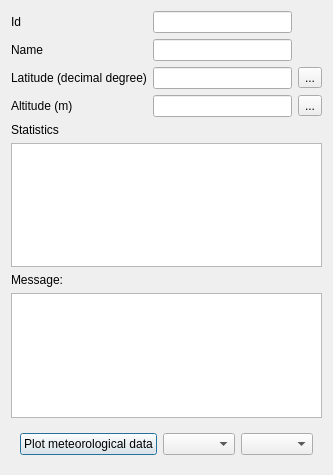
Qt form layerforms/weather_station_dialog.ui (rita-tools/IdrAgraTools) before a commit.
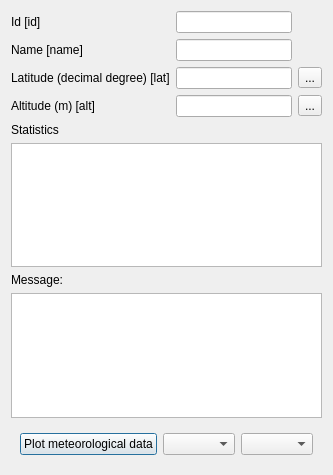
The same form after that commit.

What changed in the file:
```diff
--- a/layerforms/weather_station_dialog.ui
+++ b/layerforms/weather_station_dialog.ui
@@ -6,7 +6,7 @@
    <rect>
     <x>0</x>
     <y>0</y>
-    <width>299</width>
+    <width>315</width>
     <height>475</height>
    </rect>
   </property>
@@ -23,7 +23,7 @@
       <string>The station id</string>
      </property>
      <property name="text">
-      <string>Id</string>
+      <string>Id [id]</string>
      </property>
     </widget>
    </item>
@@ -40,7 +40,7 @@
       <string>The name of the station</string>
      </property>
      <property name="text">
-      <string>Name</string>
+      <string>Name [name]</string>
      </property>
     </widget>
    </item>
@@ -57,7 +57,7 @@
       <string>Longitude in decimal degree (ET0)</string>
      </property>
      <property name="text">
-      <string>Latitude (decimal degree)</string>
+      <string>Latitude (decimal degree) [lat]</string>
      </property>
     </widget>
    </item>
@@ -81,7 +81,7 @@
       <string>Set altitude in meters above sea level (ET0)</string>
      </property>
      <property name="text">
-      <string>Altitude (m)</string>
+      <string>Altitude (m) [alt]</string>
      </property>
     </widget>
    </item>
```
